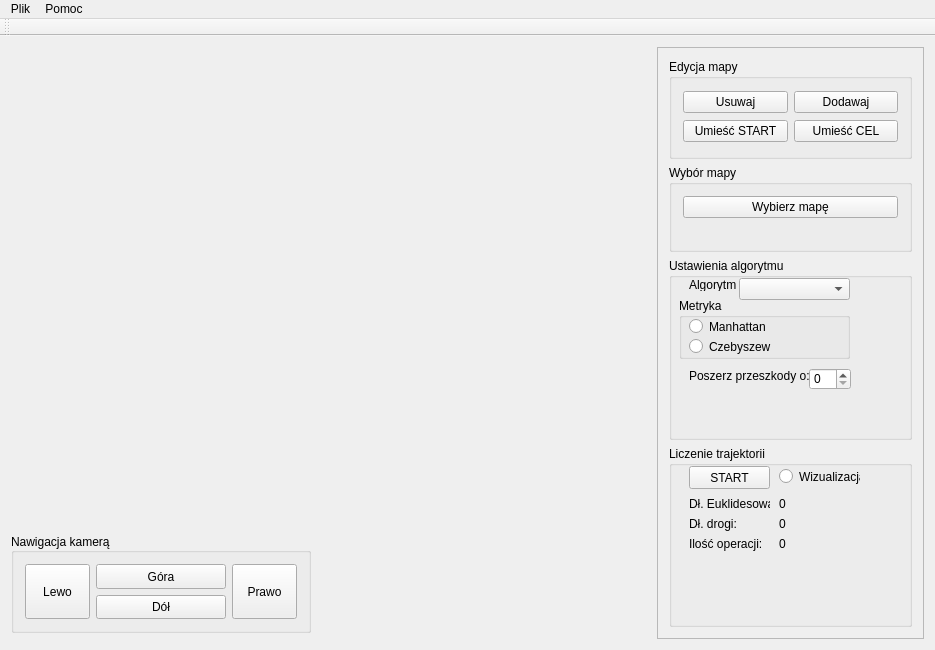
Old version of the form trajektorie3d/trajektorie3d/trajektorie3d.ui in the repository Calises/projekt_grupowy.
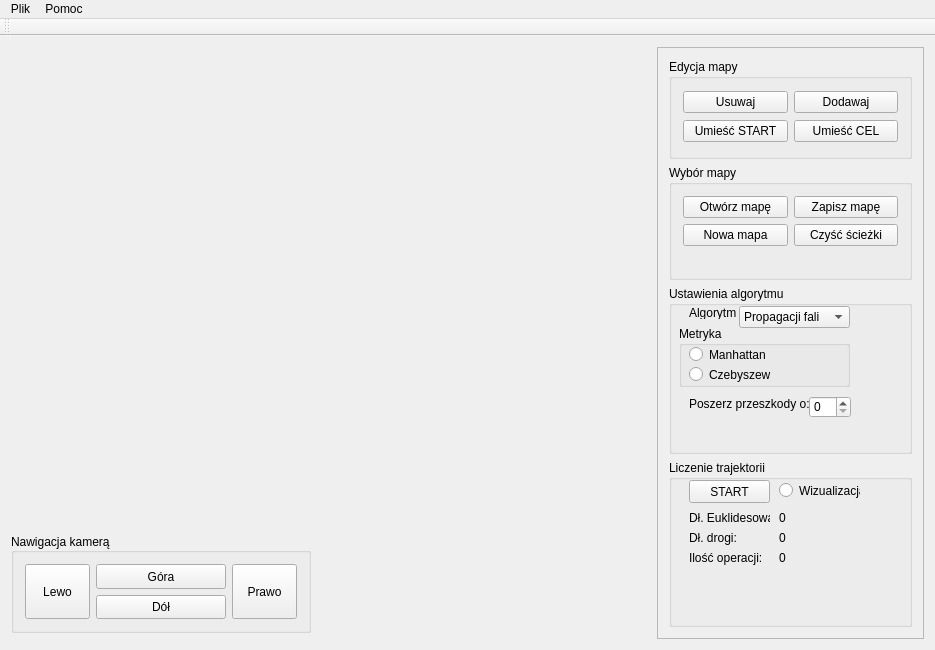
New version of the form.

The edit to the form file:
```diff
--- a/trajektorie3d/trajektorie3d/trajektorie3d.ui
+++ b/trajektorie3d/trajektorie3d/trajektorie3d.ui
@@ -228,15 +228,36 @@
          <property name="title">
           <string>Wybór mapy</string>
          </property>
-         <layout class="QVBoxLayout" name="verticalLayout_2">
-          <item>
-           <widget class="QPushButton" name="chooseMapButton">
+         <layout class="QGridLayout" name="gridLayout_3">
+          <item row="2" column="0">
+           <widget class="QPushButton" name="newMapButton">
             <property name="text">
-             <string>Wybierz mapę</string>
+             <string>Nowa mapa</string>
             </property>
            </widget>
           </item>
-          <item>
+          <item row="0" column="0">
+           <widget class="QPushButton" name="openMapButton">
+            <property name="text">
+             <string>Otwórz mapę</string>
+            </property>
+           </widget>
+          </item>
+          <item row="0" column="1">
+           <widget class="QPushButton" name="saveMapButton">
+            <property name="text">
+             <string>Zapisz mapę</string>
+            </property>
+           </widget>
+          </item>
+          <item row="2" column="1">
+           <widget class="QPushButton" name="clearMapButton">
+            <property name="text">
+             <string>Czyść ścieżki</string>
+            </property>
+           </widget>
+          </item>
+          <item row="4" column="0" colspan="2">
            <widget class="QLabel" name="mapNameLabel">
             <property name="text">
              <string/>
@@ -342,8 +363,18 @@
            </rect>
           </property>
           <property name="currentText">
-           <string/>
+           <string>Propagacji fali</string>
           </property>
+          <item>
+           <property name="text">
+            <string>Propagacji fali</string>
+           </property>
+          </item>
+          <item>
+           <property name="text">
+            <string>Sztucznych pól potencjałowych</string>
+           </property>
+          </item>
          </widget>
         </widget>
        </item>
```
Left out of the diff: 10 changed lines with no effect on the pictures.
